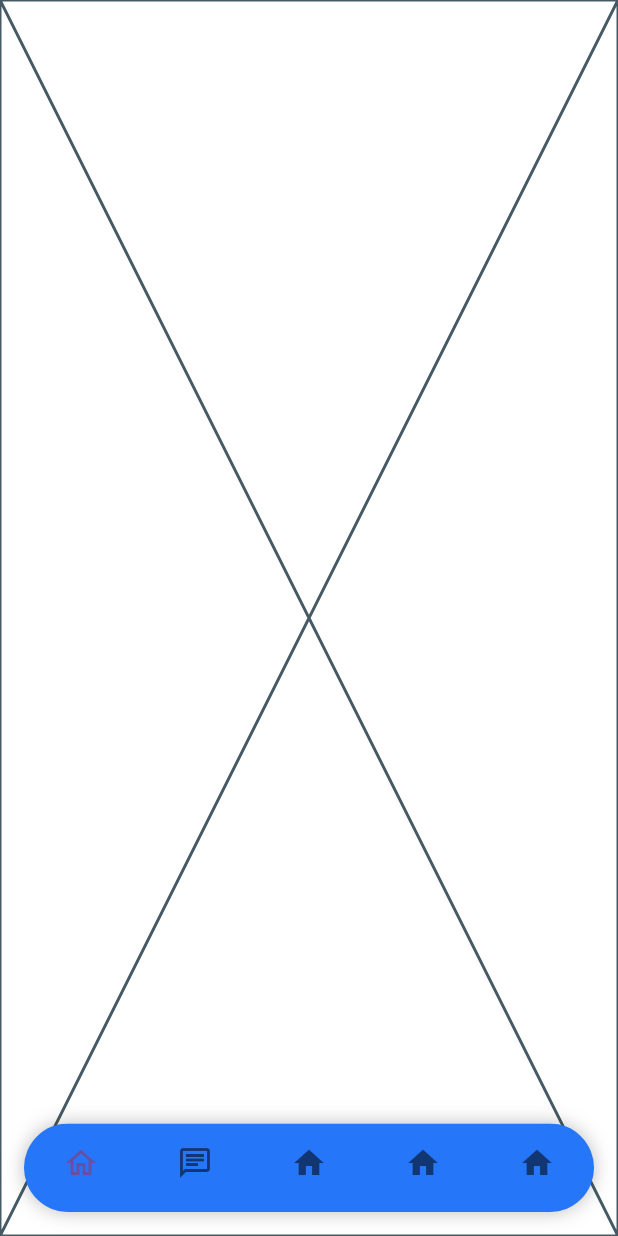
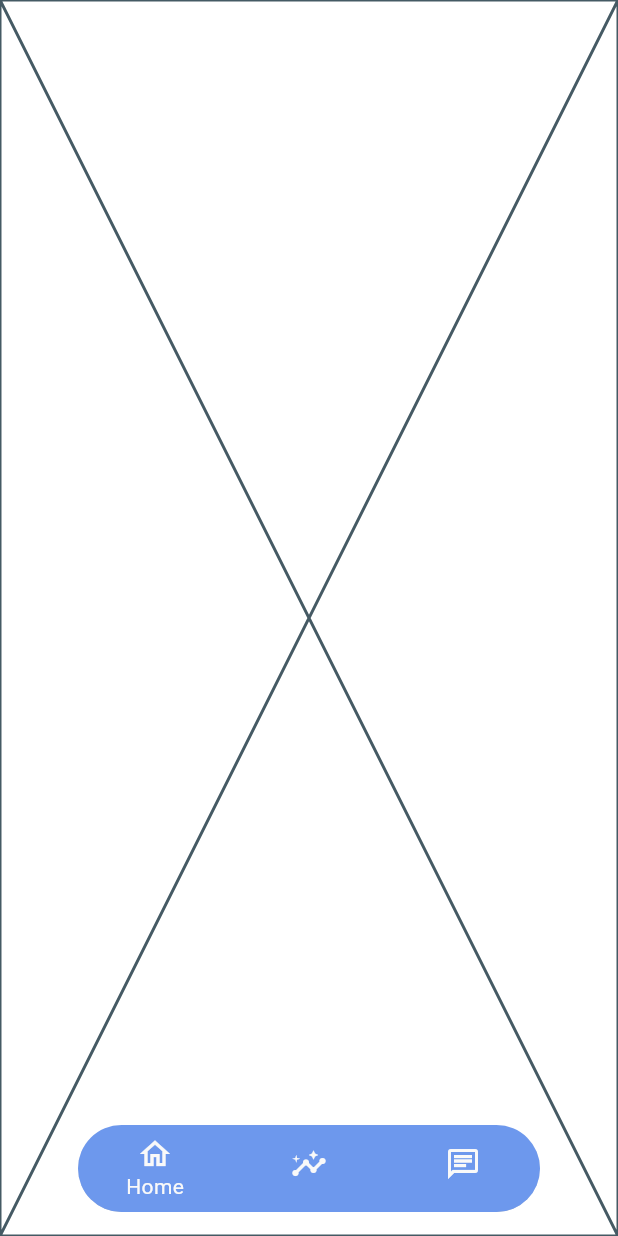
Before and after one commit to MahmoudEldeeb10/climate, a Flutter app: the screen it shows after launch, on a phone screen of 412 x 824 dp. Run offline on Flutter 3.47's test engine with Material 3 defaults, Android fonts, the phone set to English and light mode, and no system bars; our stand-ins replace bloc, equatable, flutter_bloc.

Commit message:
edit btn nav bar

```diff
--- a/lib/features/botton_nav_bar/presentation/views/main_view.dart
+++ b/lib/features/botton_nav_bar/presentation/views/main_view.dart
@@ -1,4 +1,5 @@
 import 'package:climate/constants.dart';
+import 'package:climate/features/ai_insights/presentation/view/ai_insights_view.dart';
 import 'package:climate/features/botton_nav_bar/presentation/manager/cubit/bottom_nav_cubit.dart';
 import 'package:climate/features/chat/presentation/view/chat_view.dart';
 import 'package:climate/features/home/presentation/home_view.dart';
@@ -8,13 +9,7 @@ import 'package:flutter_bloc/flutter_bloc.dart';
 class MainView extends StatelessWidget {
   MainView({super.key});
 
-  final List pages = [
-    HomeView(),
-    ChatView(),
-    HomeView(),
-    HomeView(),
-    HomeView(),
-  ];
+  final List pages = [HomeView(), AIInsightsView(), ChatView()];
   @override
   Widget build(BuildContext context) {
     return BlocBuilder<BottomNavCubit, BottomNavState>(
@@ -27,52 +22,36 @@ class MainView extends StatelessWidget {
 
               Positioned(
                 bottom: 16,
-                left: 16,
-                right: 16,
-                child: Container(
-                  decoration: BoxDecoration(
-                    borderRadius: BorderRadius.circular(30),
-                    boxShadow: [
-                      BoxShadow(color: Colors.black26, blurRadius: 10),
-                    ],
-                  ),
+                left: 52,
+                right: 52,
                 child: ClipRRect(
                   borderRadius: BorderRadius.circular(30),
                   child: BottomNavigationBar(
-                      backgroundColor: AppColors.backgroundColor,
+                    backgroundColor: AppColors.cardBackgroundColor,
                     currentIndex: state.currentIndex,
                     onTap: context.read<BottomNavCubit>().changeTab,
 
-                      showSelectedLabels: false,
+                    showSelectedLabels: true,
                     showUnselectedLabels: false,
                     type: BottomNavigationBarType.fixed,
 
-                      selectedItemColor: AppColors.primaryColor,
-                      unselectedItemColor: AppColors.textColor,
+                    selectedItemColor: AppColors.primaryText,
+                    unselectedItemColor: AppColors.primaryText,
 
                     items: const [
                       BottomNavigationBarItem(
                         icon: Icon(Icons.home_outlined),
-                          label: '',
+                        label: 'Home',
+                      ),
+                      BottomNavigationBarItem(
+                        icon: Icon(Icons.insights_outlined),
+                        label: 'Insights',
                       ),
                       BottomNavigationBarItem(
                         icon: Icon(Icons.chat_outlined),
-                          label: '',
-                        ),
-                        BottomNavigationBarItem(
-                          icon: Icon(Icons.home),
-                          label: '',
-                        ),
-                        BottomNavigationBarItem(
-                          icon: Icon(Icons.home),
-                          label: '',
-                        ),
-                        BottomNavigationBarItem(
-                          icon: Icon(Icons.home),
-                          label: '',
+                        label: 'Chat',
                       ),
                     ],
-                    ),
                   ),
                 ),
               ),
```
Lines whose indentation alone changed are shown as unchanged.
